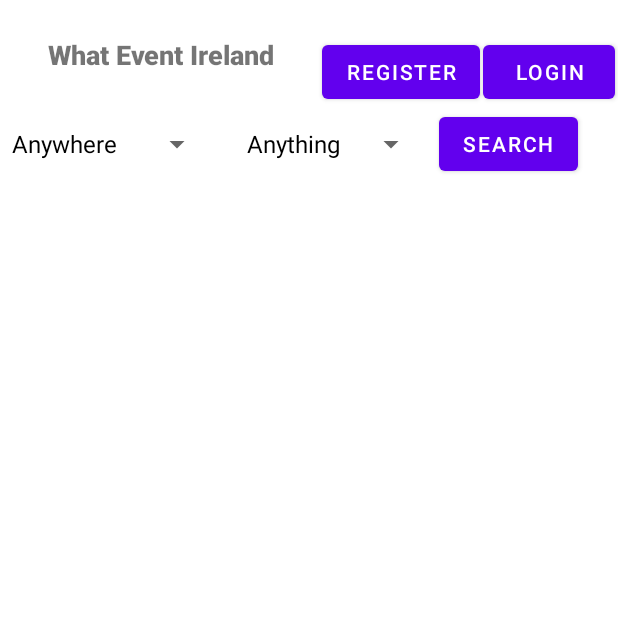
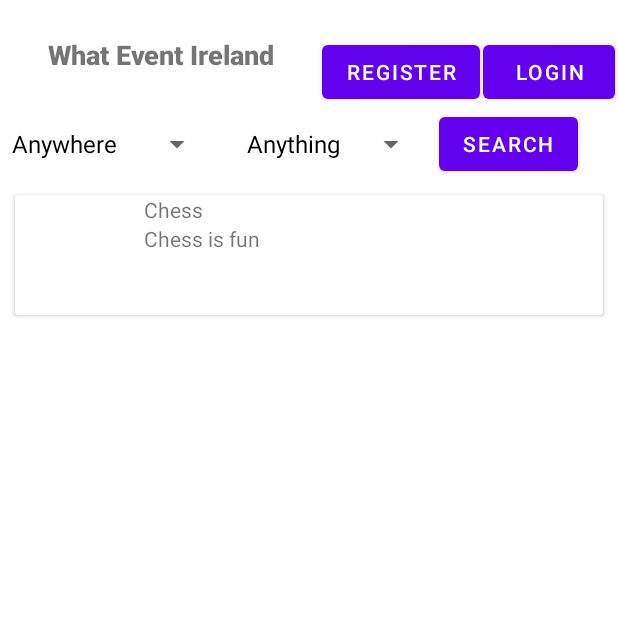
Before and after one commit to ConorCoker/what-event-ireland-android-app, an Android app: the screen it shows after launch (MainActivity), after a tap on "SEARCH", on a phone screen of 412 x 824 dp, the top half of it. Run offline under Robolectric (Android 15) with nearby library versions, the phone set to English and light mode, and no system bars.

Commit message:
Added a click listener to my recyclerview Events so that we can implement an in depth view of any specific event when clicked on

```diff
--- a/app/src/main/java/com/example/whateventireland_androidapp/Event.kt
+++ b/app/src/main/java/com/example/whateventireland_androidapp/Event.kt
@@ -13,7 +13,7 @@ class Event(
     var image:Drawable?,
     var location:String,
     var category:String
-) {
+):java.io.Serializable{
 
     private val random: Random = Random()
     private val id = random.nextInt(10000)
--- a/app/src/main/java/com/example/whateventireland_androidapp/EventsAdapter.kt
+++ b/app/src/main/java/com/example/whateventireland_androidapp/EventsAdapter.kt
@@ -7,7 +7,7 @@ import android.widget.ImageView
 import android.widget.TextView
 import androidx.recyclerview.widget.RecyclerView
 
-class EventsAdapter(private val mList: ArrayList<Event>) :
+class EventsAdapter(private val mList: ArrayList<Event>,private val listener: (Event) -> Unit) :
     RecyclerView.Adapter<EventsAdapter.ViewHolder>() {
 
     // create new views
@@ -33,6 +33,8 @@ class EventsAdapter(private val mList: ArrayList<Event>) :
 
         holder.textViewTitle.text = itemsViewModel.title
 
+        holder.itemView.setOnClickListener { listener(itemsViewModel) }
+
 
     }
 
--- a/app/src/main/java/com/example/whateventireland_androidapp/MainActivity.kt
+++ b/app/src/main/java/com/example/whateventireland_androidapp/MainActivity.kt
@@ -4,6 +4,7 @@ import android.content.Intent
 import androidx.appcompat.app.AppCompatActivity
 import android.os.Bundle
 import android.widget.ArrayAdapter
+import android.widget.Toast
 import com.example.whateventireland_androidapp.databinding.ActivityMainBinding
 
 class MainActivity : AppCompatActivity() {
@@ -16,6 +17,30 @@ class MainActivity : AppCompatActivity() {
         setContentView(binding.root)
         setupSpinners()
         setupOnClickListeners()
+        loadRecyclerView()
+        val event1 = Event(
+            "Chess",
+            "Chess is fun",
+            "The 3 arena",
+            12.99,
+            "12/12/08",
+            null,
+            "Antrim",
+            "Education"
+        )
+        ArrayStorage.getInstance().addEvent(event1)
+    }
+
+    private fun loadRecyclerView() {
+        val eventsAdapter = EventsAdapter(
+            filter(
+                binding.spinnerLocation.selectedItem.toString(),
+                binding.spinnerCategory.selectedItem.toString()
+            )
+        ) {
+            moveToInDepthView(it)
+        }
+        binding.recyclerView.adapter = eventsAdapter
     }
 
     private fun setupOnClickListeners() {
@@ -30,14 +55,8 @@ class MainActivity : AppCompatActivity() {
             setContentView(R.layout.activity_login)
         }
         binding.buttonSearch.setOnClickListener {
-            filter(
-                binding.spinnerLocation.selectedItem.toString(),
-                binding.spinnerCategory.selectedItem.toString()
-            )
-            setContentView(binding.root)
+          loadRecyclerView()
         }
-
-
     }
 
     private fun setupSpinners() {
@@ -57,19 +76,24 @@ class MainActivity : AppCompatActivity() {
         binding.spinnerLocation.adapter = locationAdapter
     }
 
-    private fun filter(location: String, category: String) {
-        val eventsAdapter: EventsAdapter =
-            if (!location.contentEquals("Anywhere") && category.contentEquals("Anything")) {
-                EventsAdapter(ArrayStorage.getInstance().filterByLocation(location))
-            } else if (!category.contentEquals("Anything") && location.contentEquals("Anywhere")) {
-                EventsAdapter(ArrayStorage.getInstance().filterByCategory(category))
-            } else if (!location.contentEquals("Anywhere") && !category.contentEquals("Anything")) {
-                EventsAdapter(
-                    ArrayStorage.getInstance().filterByCategoryAndLocation(location, category)
-                )
-            } else {
-                EventsAdapter(ArrayStorage.getInstance().getEvents())
-            }
-        binding.recyclerView.adapter = eventsAdapter
+    private fun filter(location: String, category: String): ArrayList<Event> {
+
+        return if (!location.contentEquals("Anywhere") && category.contentEquals("Anything")) {
+            ArrayStorage.getInstance().filterByLocation(location)
+        } else if (!category.contentEquals("Anything") && location.contentEquals("Anywhere")) {
+            ArrayStorage.getInstance().filterByCategory(category)
+        } else if (!location.contentEquals("Anywhere") && !category.contentEquals("Anything")) {
+            ArrayStorage.getInstance().filterByCategoryAndLocation(location, category)
+        } else {
+            ArrayStorage.getInstance().getEvents()
+        }
+
+    }
+
+    private fun moveToInDepthView(eventToView: Event) {
+        val intent = Intent(this, EventInDepthActivity::class.java)
+        intent.putExtra("event", eventToView)
+        startActivity(intent)
+        setContentView(R.layout.activity_event_in_depth)
     }
 }
```
Also changed, not shown: app/src/main/AndroidManifest.xml (+7 -1 lines), app/src/main/java/com/example/whateventireland_androidapp/EventInDepthActivity.kt (added, +15 -0 lines), app/src/main/res/layout/activity_event_in_depth.xml (added, +9 -0 lines).
